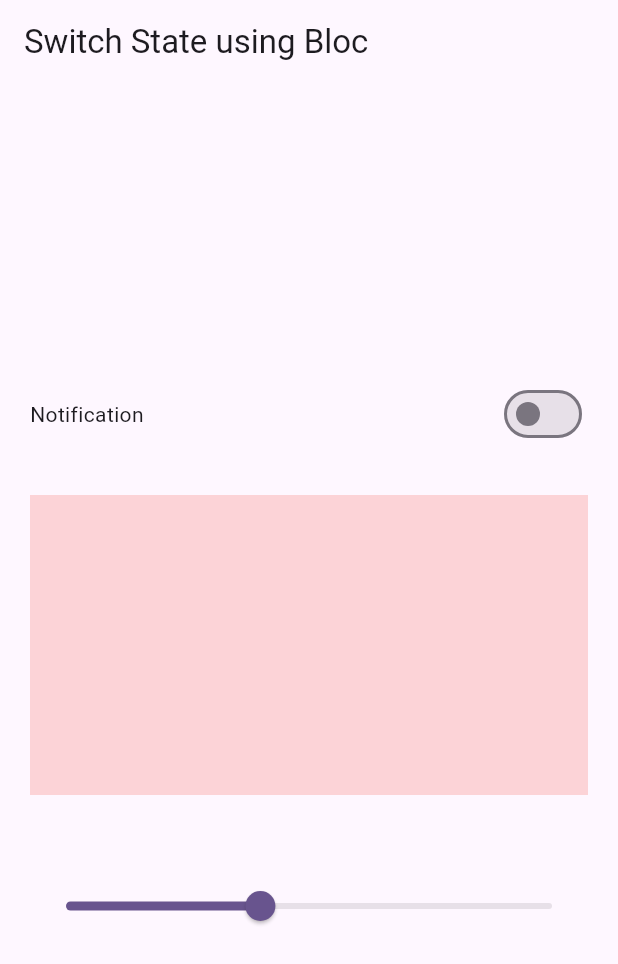
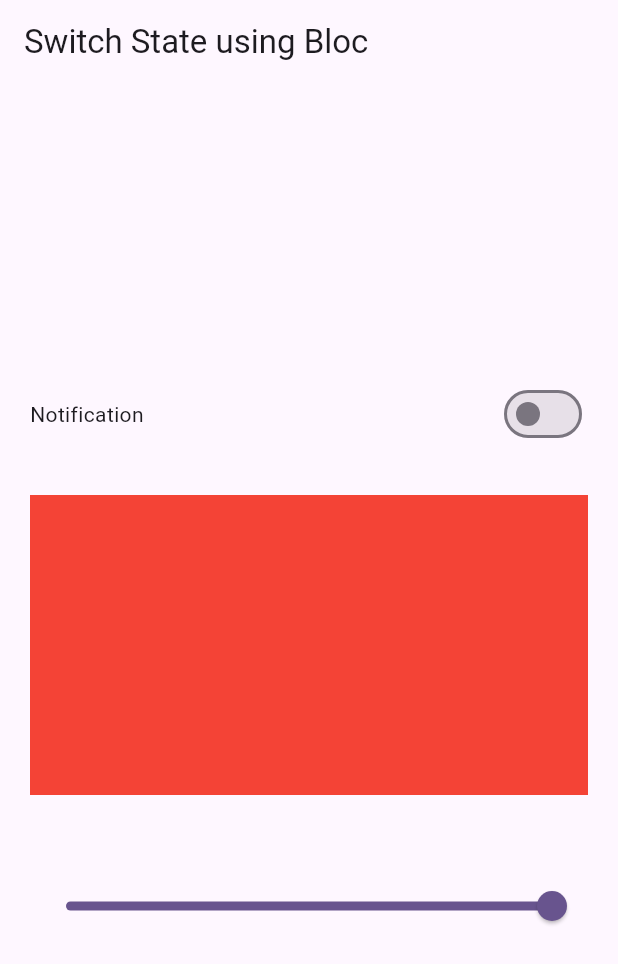
Before and after one commit to Shaikh-Saqlain-Ahmad/bloc-with-multiple-states, a Flutter app: the screen it shows after launch, on a phone screen of 412 x 824 dp. Shown: the top 964 px of the screen. Run offline on Flutter 3.47's test engine with Material 3 defaults, Android fonts, the phone set to English and light mode, and no system bars; our stand-ins replace bloc, equatable, flutter_bloc.

Commit message:
slider bloc created and implemented in ui

```diff
--- a/lib/bloc/switch_bloc.dart
+++ b/lib/bloc/switch_bloc.dart
@@ -5,9 +5,14 @@ import 'package:bloc_with_multiple_states/bloc/switch_state.dart';
 class SwitchBloc extends Bloc<SwitchEvents, switchStates> {
   SwitchBloc() : super(switchStates()) {
     on<EnableorDisableNotification>(_enableorDisableNotificaiton);
+    on<SliderEvent>(_silder);
   }
   void _enableorDisableNotificaiton(
       EnableorDisableNotification events, Emitter<switchStates> emit) {
     emit(state.copyWith(isSwitch: !state.isSwitch));
   }
+
+  void _silder(SliderEvent events, Emitter<switchStates> emit) {
+    emit(state.copyWith(slider: events.slider));
+  }
 }
--- a/lib/bloc/switch_event.dart
+++ b/lib/bloc/switch_event.dart
@@ -6,4 +6,9 @@ abstract class SwitchEvents {
 
 class EnableorDisableNotification extends SwitchEvents {}
 
-class SliderColor extends SwitchEvents {}
+class SliderEvent extends SwitchEvents {
+  double slider;
+  SliderEvent({required this.slider});
+  @override
+  List<Object> get props => [slider];
+}
--- a/lib/bloc/switch_state.dart
+++ b/lib/bloc/switch_state.dart
@@ -4,7 +4,7 @@ class switchStates extends Equatable {
   bool isSwitch;
   double slider;
   switchStates({this.isSwitch = false, this.slider = 1.0});
-  switchStates copyWith({bool? isSwitch}) {
+  switchStates copyWith({bool? isSwitch, double? slider}) {
     return switchStates(
         isSwitch: isSwitch ?? this.isSwitch, slider: slider ?? this.slider);
   }
--- a/lib/switch-screen.dart
+++ b/lib/switch-screen.dart
@@ -45,17 +45,29 @@ class _SwitchScreenState extends State<SwitchScreen> {
               const SizedBox(
                 height: 30,
               ),
-              Container(
-                height: 200,
-                color: Colors.red.withOpacity(.2),
+              BlocBuilder<SwitchBloc, switchStates>(
+                builder: (context, state) {
+                  return Container(
+                    height: 200,
+                    color: Colors.red.withOpacity(state.slider),
+                  );
+                },
               ),
               const SizedBox(
                 height: 50,
               ),
-              Slider(
-                value: .4,
-                onChanged: (value) {},
-              )
+              BlocBuilder<SwitchBloc, switchStates>(
+                builder: (context, state) {
+                  return Slider(
+                    value: state.slider,
+                    onChanged: (value) {
+                      context
+                          .read<SwitchBloc>()
+                          .add(SliderEvent(slider: value));
+                    },
+                  );
+                },
+              ),
             ],
           )),
     );
```
